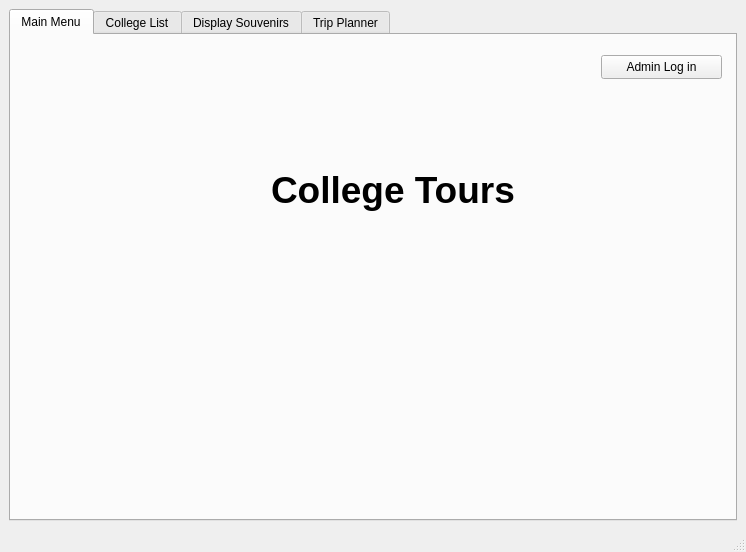
belalzahran/CS_Project2_TheApplicants, file CollegeTouring/mainwindow.ui: the form before one commit.
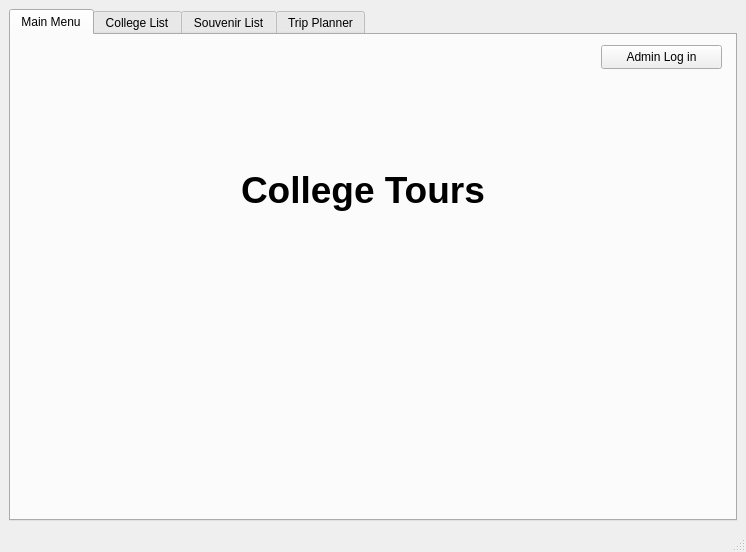
The form after the commit. The open tabs and pages were chosen to show the change. Custom widgets are drawn as their Qt base class.

```diff
--- a/CollegeTouring/mainwindow.ui
+++ b/CollegeTouring/mainwindow.ui
@@ -31,7 +31,7 @@
         <property name="geometry">
          <rect>
           <x>590</x>
-          <y>20</y>
+          <y>10</y>
           <width>121</width>
           <height>24</height>
          </rect>
@@ -43,7 +43,7 @@
        <widget class="QLabel" name="label">
         <property name="geometry">
          <rect>
-          <x>260</x>
+          <x>230</x>
           <y>110</y>
           <width>251</width>
           <height>91</height>
@@ -61,7 +61,7 @@
       </widget>
       <widget class="displaySouvenirs" name="tab_3">
        <attribute name="title">
-        <string>Display Souvenirs</string>
+        <string>Souvenir List</string>
        </attribute>
       </widget>
       <widget class="TripPlanner" name="tab_2">
```
Left out of the diff: 4 changed lines with no effect on the pictures.
